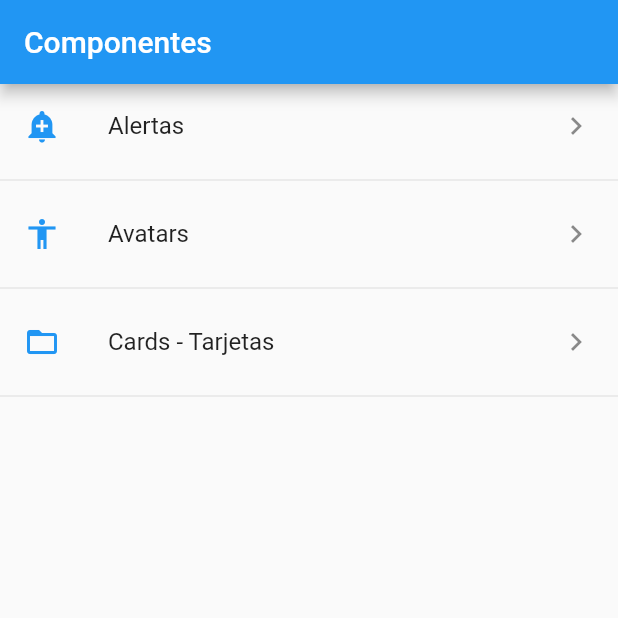
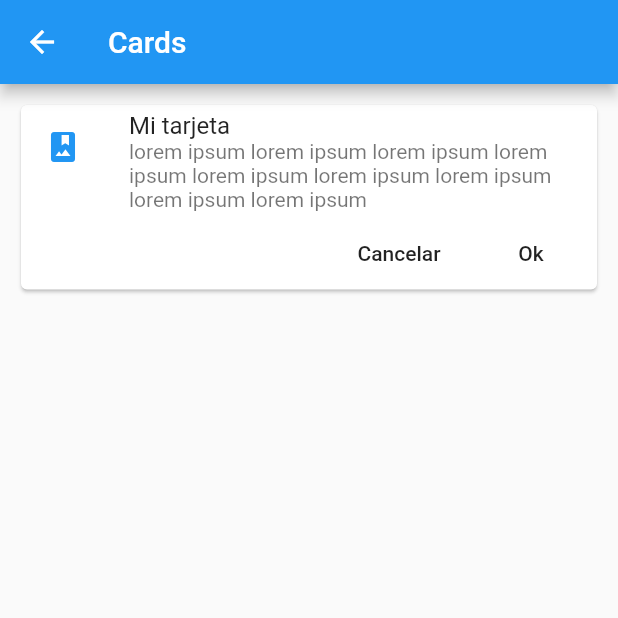
Before and after one commit to xavit/flutter-components, a Flutter app: the screen it shows after launch, after a tap on "Cards - Tarjetas", on a phone screen of 412 x 824 dp, the top half of it. Run offline on Flutter 3.47's test engine with Material 2 defaults, Android fonts, the phone set to English and light mode, and no system bars.

Commit message:
Agregue Card Tipo 1 Sencillo

```diff
--- a/lib/main.dart
+++ b/lib/main.dart
@@ -1,7 +1,6 @@
 import 'package:flutter/material.dart';
 import 'package:flutter_components/src/pages/alert_page.dart';
-import 'package:flutter_components/src/pages/avatar_page.dart';
-import 'package:flutter_components/src/pages/home_page.dart';
+import 'package:flutter_components/src/routes/routes.dart';
 
 void main() => runApp(MyApp());
 
@@ -13,10 +12,12 @@ class MyApp extends StatelessWidget {
       title: 'Componentes',
       //home: HomePage(),
       initialRoute: '/',
-      routes: <String, WidgetBuilder>{
-        '/': (BuildContext context) => HomePage(),
-        'alert': (BuildContext context) => AlertPage(),
-        'avatar': (BuildContext context) => AvatarPage(),
+      routes: getAppicationRoutes(),
+      onGenerateRoute: (RouteSettings settings) {
+        print('Ruta llamada: ${settings.name}');
+
+        return MaterialPageRoute(
+            builder: (BuildContext context) => AlertPage());
       },
     );
   }
--- /dev/null
+++ b/lib/src/pages/card_page.dart
@@ -0,0 +1,46 @@
+import 'package:flutter/material.dart';
+
+class CardPage extends StatelessWidget {
+  @override
+  Widget build(BuildContext context) {
+    return Scaffold(
+      appBar: AppBar(
+        title: Text('Cards'),
+      ),
+      body: ListView(
+        padding: EdgeInsets.all(10.0),
+        children: <Widget>[_cardtipo1()],
+      ),
+    );
+  }
+
+  Widget _cardtipo1() {
+    return Card(
+      child: Column(
+        children: <Widget>[
+          ListTile(
+              title: Text('Mi tarjeta'),
+              subtitle: Text(
+                  'lorem ipsum lorem ipsum lorem ipsum lorem ipsum lorem ipsum lorem ipsum lorem ipsum lorem ipsum lorem ipsum '),
+              leading: Icon(
+                Icons.photo_album,
+                color: Colors.blue,
+              )),
+          Row(
+            mainAxisAlignment: MainAxisAlignment.end,
+            children: <Widget>[
+              FlatButton(
+                child: Text('Cancelar'),
+                onPressed: () => {},
+              ),
+              FlatButton(
+                child: Text('Ok'),
+                onPressed: () => {},
+              )
+            ],
+          )
+        ],
+      ),
+    );
+  }
+}
--- a/lib/src/providers/menu_provider.dart
+++ b/lib/src/providers/menu_provider.dart
@@ -12,7 +12,7 @@ class _MenuProvider {
   Future<List<dynamic>> cargarData() async {
     final resp = await rootBundle.loadString('data/menu_opts.json');
     Map dataMap = json.decode(resp);
-    print(dataMap['rutas']);
+    // print(dataMap['rutas']);
     opciones = dataMap['rutas'];
 
     return opciones;
--- /dev/null
+++ b/lib/src/routes/routes.dart
@@ -0,0 +1,14 @@
+import 'package:flutter/material.dart';
+import 'package:flutter_components/src/pages/alert_page.dart';
+import 'package:flutter_components/src/pages/avatar_page.dart';
+import 'package:flutter_components/src/pages/card_page.dart';
+import 'package:flutter_components/src/pages/home_page.dart';
+
+Map<String, WidgetBuilder> getAppicationRoutes() {
+  return <String, WidgetBuilder>{
+    '/': (BuildContext context) => HomePage(),
+    'alert': (BuildContext context) => AlertPage(),
+    'avatar': (BuildContext context) => AvatarPage(),
+    'card': (BuildContext context) => CardPage(),
+  };
+}
```
